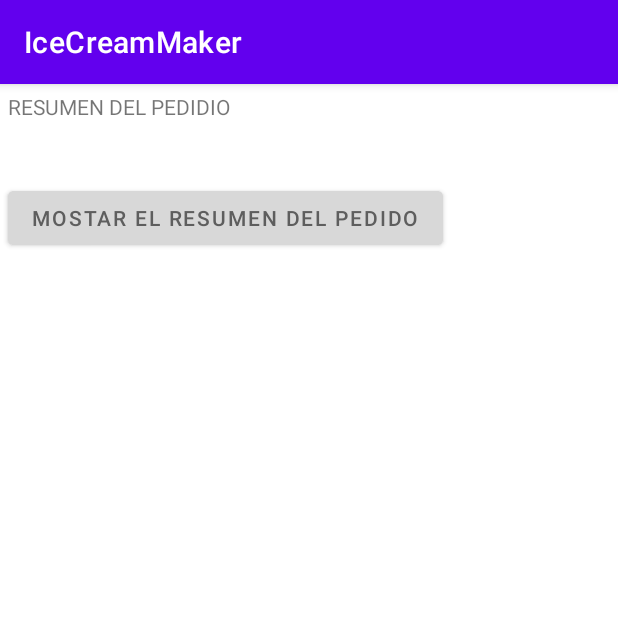
After one commit to magnitopic/IceCreamMaker, an Android app: the RealizarPedido screen opened directly, with no data from a screen before it, on a phone screen of 412 x 824 dp, the top half of it. The commit adds this screen. Run offline under Robolectric (Android 15) with nearby library versions, the phone set to English and light mode, and no system bars.

Commit message:
icecream maker changes

```diff
--- a/app/src/main/java/com/example/icecreammaker/MainActivity.kt
+++ b/app/src/main/java/com/example/icecreammaker/MainActivity.kt
@@ -73,7 +73,7 @@ class MainActivity : AppCompatActivity() {
             putExtra(Intent.EXTRA_TEXT, message)
         }
         if (intent.resolveActivity(packageManager) != null) {
-            ContextCompat.startActivity(intent)
+            startActivity(intent)
         }
     }
 }
--- /dev/null
+++ b/app/src/main/java/com/example/icecreammaker/RealizarPedido.kt
@@ -0,0 +1,11 @@
+package com.example.icecreammaker
+
+import androidx.appcompat.app.AppCompatActivity
+import android.os.Bundle
+
+class RealizarPedido : AppCompatActivity() {
+    override fun onCreate(savedInstanceState: Bundle?) {
+        super.onCreate(savedInstanceState)
+        setContentView(R.layout.activity_realizar_pedido)
+    }
+}
--- /dev/null
+++ b/app/src/main/res/layout/activity_realizar_pedido.xml
@@ -0,0 +1,45 @@
+<?xml version="1.0" encoding="utf-8"?>
+<LinearLayout xmlns:android="http://schemas.android.com/apk/res/android"
+    xmlns:app="http://schemas.android.com/apk/res-auto"
+    xmlns:tools="http://schemas.android.com/tools"
+    android:layout_width="match_parent"
+    android:layout_height="match_parent"
+    tools:context=".RealizarPedido">
+
+    <ScrollView
+        android:layout_width="match_parent"
+        android:layout_height="match_parent">
+
+        <LinearLayout
+            android:layout_width="match_parent"
+            android:layout_height="wrap_content"
+            android:orientation="vertical">
+
+            <TextView
+                android:id="@+id/tituloPrecio"
+                android:layout_width="wrap_content"
+                android:layout_height="wrap_content"
+                android:layout_margin="5dp"
+                android:text="RESUMEN DEL PEDIDIO" />
+
+            <TextView
+                android:id="@+id/price"
+                android:layout_width="match_parent"
+                android:layout_height="wrap_content"
+                android:layout_margin="5dp"
+                android:text=""
+                android:textColor="@color/black" />
+
+            <Button
+                android:id="@+id/button"
+                android:layout_width="wrap_content"
+                android:layout_height="wrap_content"
+                android:layout_margin="5dp"
+                android:backgroundTint="#D8D8D8"
+                android:onClick="onClickButtonOrder"
+                android:text="MOSTAR EL RESUMEN DEL PEDIDO"
+                android:textColor="#5e5e5e"
+                tools:ignore="onClick" />
+        </LinearLayout>
+    </ScrollView>
+</LinearLayout>
--- a/app/src/main/res/values/colors.xml
+++ b/app/src/main/res/values/colors.xml
@@ -7,4 +7,6 @@
     <color name="teal_700">#FF018786</color>
     <color name="black">#FF000000</color>
     <color name="white">#FFFFFFFF</color>
+    <color name="red">#E41E26</color>
+    <color name="blue">#114B8D</color>
 </resources>
```
Also changed, not shown: app/src/main/AndroidManifest.xml (+8 -3 lines), app/src/main/res/layout/activity_main.xml (+80 -80 lines), app/src/main/res/drawable-v24/ice_cream_image.png (added), app/src/main/res/drawable-v24/ice_cream_image_small.png (added).
